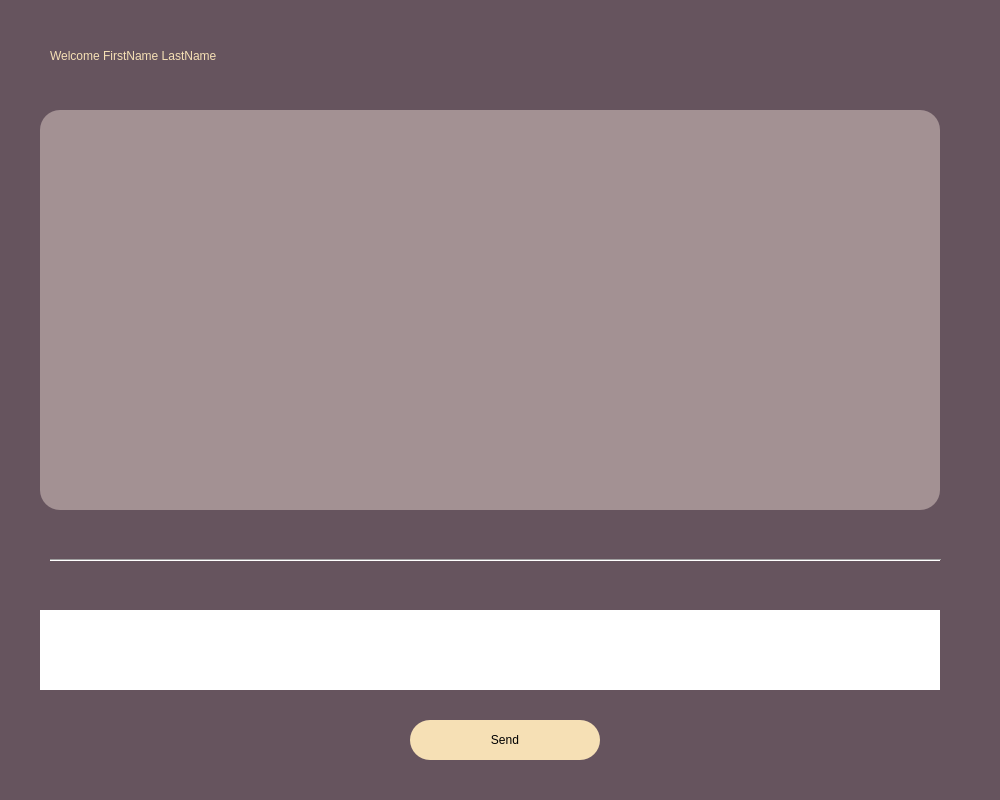
The window that client/desktop/GUI/home.ui (ball2004244/Message_Platform) describes before a commit, drawn with Qt 5.
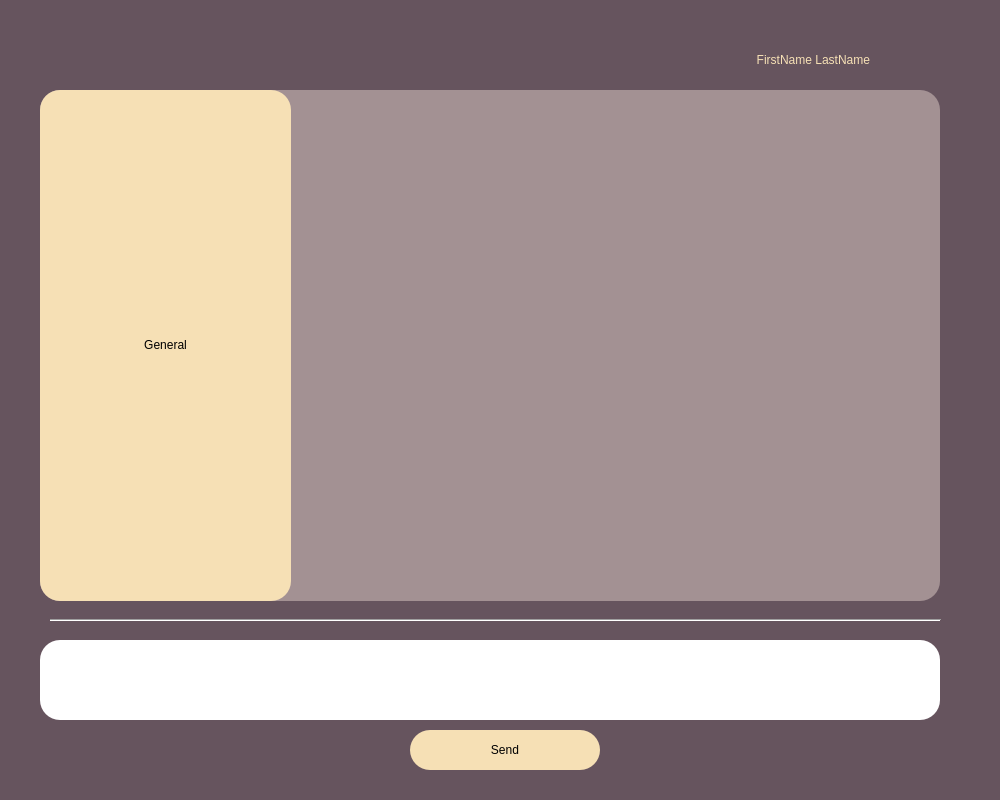
The same window after the commit. Icons and pictures are not drawn.

Commit message: Finish general chat, working on private chat

What changed in the file:
```diff
--- a/client/desktop/GUI/home.ui
+++ b/client/desktop/GUI/home.ui
@@ -32,9 +32,9 @@
      <property name="geometry">
       <rect>
        <x>40</x>
-       <y>110</y>
+       <y>90</y>
        <width>900</width>
-       <height>400</height>
+       <height>511</height>
       </rect>
      </property>
      <property name="styleSheet">
@@ -44,34 +44,11 @@
 color: black;</string>
      </property>
     </widget>
-    <widget class="QTextEdit" name="text_field">
-     <property name="geometry">
-      <rect>
-       <x>40</x>
-       <y>610</y>
-       <width>900</width>
-       <height>80</height>
-      </rect>
-     </property>
-     <property name="styleSheet">
-      <string notr="true">border-radius: 20px;
-background-color: &quot;white&quot;;
-font-size: 20px;
-color: black;</string>
-     </property>
-     <property name="html">
-      <string>&lt;!DOCTYPE HTML PUBLIC &quot;-//W3C//DTD HTML 4.0//EN&quot; &quot;http://www.w3.org/TR/REC-html40/strict.dtd&quot;&gt;
-&lt;html&gt;&lt;head&gt;&lt;meta name=&quot;qrichtext&quot; content=&quot;1&quot; /&gt;&lt;style type=&quot;text/css&quot;&gt;
-p, li { white-space: pre-wrap; }
-&lt;/style&gt;&lt;/head&gt;&lt;body style=&quot; font-family:'MS Shell Dlg 2'; font-size:20px; font-weight:400; font-style:normal;&quot;&gt;
-&lt;p style=&quot;-qt-paragraph-type:empty; margin-top:0px; margin-bottom:0px; margin-left:0px; margin-right:0px; -qt-block-indent:0; text-indent:0px;&quot;&gt;&lt;br /&gt;&lt;/p&gt;&lt;/body&gt;&lt;/html&gt;</string>
-     </property>
-    </widget>
     <widget class="Line" name="line">
      <property name="geometry">
       <rect>
        <x>50</x>
-       <y>550</y>
+       <y>610</y>
        <width>891</width>
        <height>20</height>
       </rect>
@@ -87,7 +64,7 @@
      <property name="geometry">
       <rect>
        <x>410</x>
-       <y>720</y>
+       <y>730</y>
        <width>190</width>
        <height>40</height>
       </rect>
@@ -104,18 +81,22 @@
     <widget class="QLabel" name="name">
      <property name="geometry">
       <rect>
-       <x>50</x>
-       <y>0</y>
-       <width>651</width>
-       <height>111</height>
+       <x>620</x>
+       <y>35</y>
+       <width>250</width>
+       <height>50</height>
       </rect>
      </property>
      <property name="styleSheet">
-      <string notr="true">font: 75 36pt &quot;MS Shell Dlg 2&quot;; 
-color: rgb(246, 224, 181);</string>
+      <string notr="true">font: 75 20pt &quot;MS Shell Dlg 2&quot;; 
+color: rgb(246, 224, 181);
+text-align: right;</string>
      </property>
      <property name="text">
-      <string>Welcome FirstName LastName</string>
+      <string> FirstName LastName</string>
+     </property>
+     <property name="alignment">
+      <set>Qt::AlignRight|Qt::AlignTrailing|Qt::AlignVCenter</set>
      </property>
     </widget>
     <widget class="QPushButton" name="logout_button">
@@ -152,6 +133,141 @@
       <bool>false</bool>
      </property>
     </widget>
+    <widget class="QLineEdit" name="text_field">
+     <property name="geometry">
+      <rect>
+       <x>40</x>
+       <y>640</y>
+       <width>900</width>
+       <height>80</height>
+      </rect>
+     </property>
+     <property name="styleSheet">
+      <string notr="true">border-radius: 20px;
+font-size: 20px;
+color: black;</string>
+     </property>
+    </widget>
+    <widget class="QPushButton" name="friend_button">
+     <property name="geometry">
+      <rect>
+       <x>50</x>
+       <y>35</y>
+       <width>50</width>
+       <height>50</height>
+      </rect>
+     </property>
+     <property name="autoFillBackground">
+      <bool>false</bool>
+     </property>
+     <property name="styleSheet">
+      <string notr="true">background-color:rgb(102, 84, 94);
+border-radius: 20px;
+</string>
+     </property>
+     <property name="text">
+      <string/>
+     </property>
+     <property name="icon">
+      <iconset>
+       <normaloff>Resource/friend.png</normaloff>Resource/friend.png</iconset>
+     </property>
+     <property name="iconSize">
+      <size>
+       <width>50</width>
+       <height>50</height>
+      </size>
+     </property>
+     <property name="default">
+      <bool>false</bool>
+     </property>
+    </widget>
+    <widget class="QWidget" name="verticalLayoutWidget">
+     <property name="geometry">
+      <rect>
+       <x>40</x>
+       <y>90</y>
+       <width>251</width>
+       <height>511</height>
+      </rect>
+     </property>
+     <layout class="QVBoxLayout" name="friend_layout">
+      <item>
+       <widget class="QPushButton" name="pushButton">
+        <property name="styleSheet">
+         <string notr="true">border-radius: 20px;
+background-color: rgb(246, 224, 181);
+font: 75 18pt &quot;MS Shell Dlg 2&quot;;</string>
+        </property>
+        <property name="text">
+         <string>General</string>
+        </property>
+       </widget>
+      </item>
+     </layout>
+    </widget>
+    <widget class="QPushButton" name="avatar">
+     <property name="geometry">
+      <rect>
+       <x>880</x>
+       <y>35</y>
+       <width>50</width>
+       <height>50</height>
+      </rect>
+     </property>
+     <property name="cursor">
+      <cursorShape>ArrowCursor</cursorShape>
+     </property>
+     <property name="autoFillBackground">
+      <bool>false</bool>
+     </property>
+     <property name="styleSheet">
+      <string notr="true">background-color:rgb(102, 84, 94);
+border-radius: 20px;
+</string>
+     </property>
+     <property name="text">
+      <string/>
+     </property>
+     <property name="icon">
+      <iconset>
+       <normaloff>Resource/default_avatar.png</normaloff>Resource/default_avatar.png</iconset>
+     </property>
+     <property name="iconSize">
+      <size>
+       <width>50</width>
+       <height>50</height>
+      </size>
+     </property>
+     <property name="default">
+      <bool>false</bool>
+     </property>
+    </widget>
+    <widget class="QTextBrowser" name="text_browser_2">
+     <property name="geometry">
+      <rect>
+       <x>40</x>
+       <y>90</y>
+       <width>251</width>
+       <height>511</height>
+      </rect>
+     </property>
+     <property name="styleSheet">
+      <string notr="true">border-radius: 20px;
+background-color: rgb(246, 224, 181);
+font: 75 18pt &quot;MS Shell Dlg 2&quot;;</string>
+     </property>
+    </widget>
+    <zorder>text_browser</zorder>
+    <zorder>text_browser_2</zorder>
+    <zorder>line</zorder>
+    <zorder>send_button</zorder>
+    <zorder>name</zorder>
+    <zorder>logout_button</zorder>
+    <zorder>text_field</zorder>
+    <zorder>friend_button</zorder>
+    <zorder>verticalLayoutWidget</zorder>
+    <zorder>avatar</zorder>
    </widget>
   </widget>
  </widget>
```
Left out of the diff: 1 changed line with no effect on the pictures. The commit also changes 10 other files.
